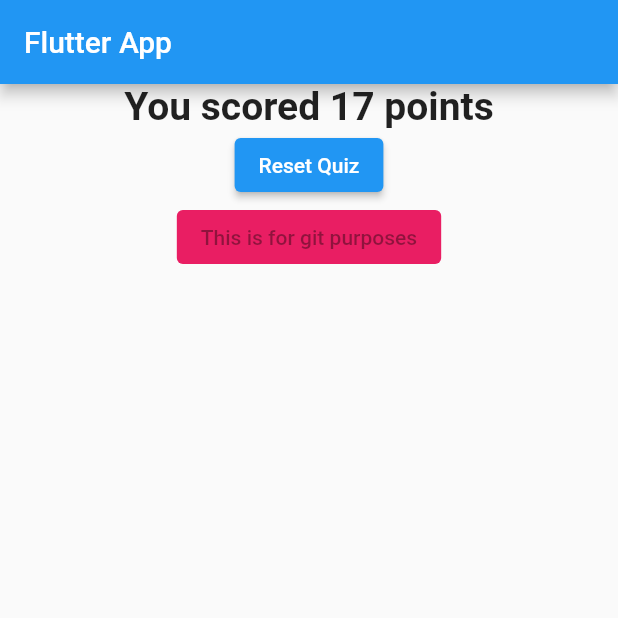
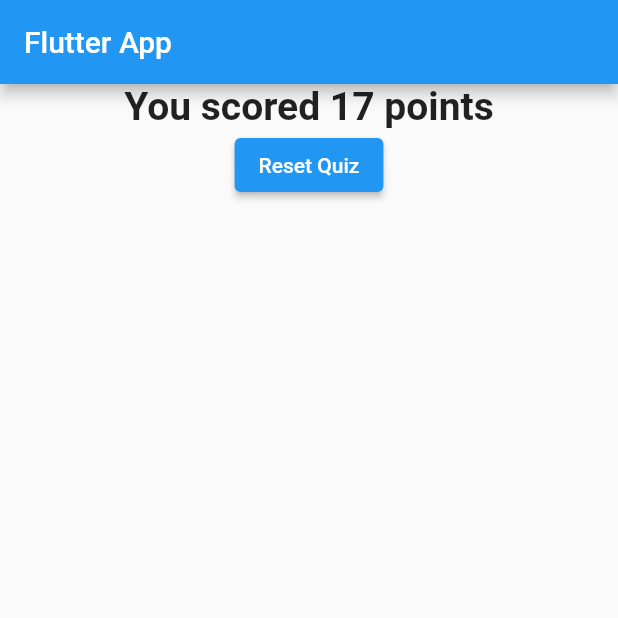
Before and after one commit to SiddharthChakraborty1/flutter_quiz, a Flutter app: the screen it shows after launch, after a tap on "black", after a tap on "cat", after a tap on "blue", on a phone screen of 412 x 824 dp, the top half of it. Run offline on Flutter 3.47's test engine with Material 2 defaults, Android fonts, the phone set to English and light mode, and no system bars.

Commit message:
removed additional button

```diff
--- a/lib/result.dart
+++ b/lib/result.dart
@@ -22,10 +22,7 @@ class Result extends StatelessWidget {
           style: ButtonStyle(
               backgroundColor: MaterialStateProperty.all(Colors.blue)),
         ),
-        ElevatedButton(onPressed: null, child:Text("This is for git purposes"),
-        style: ButtonStyle(
-          backgroundColor: MaterialStateProperty.all(Colors.pink)
-        ),)
+
       ]),
     );
   }
```
